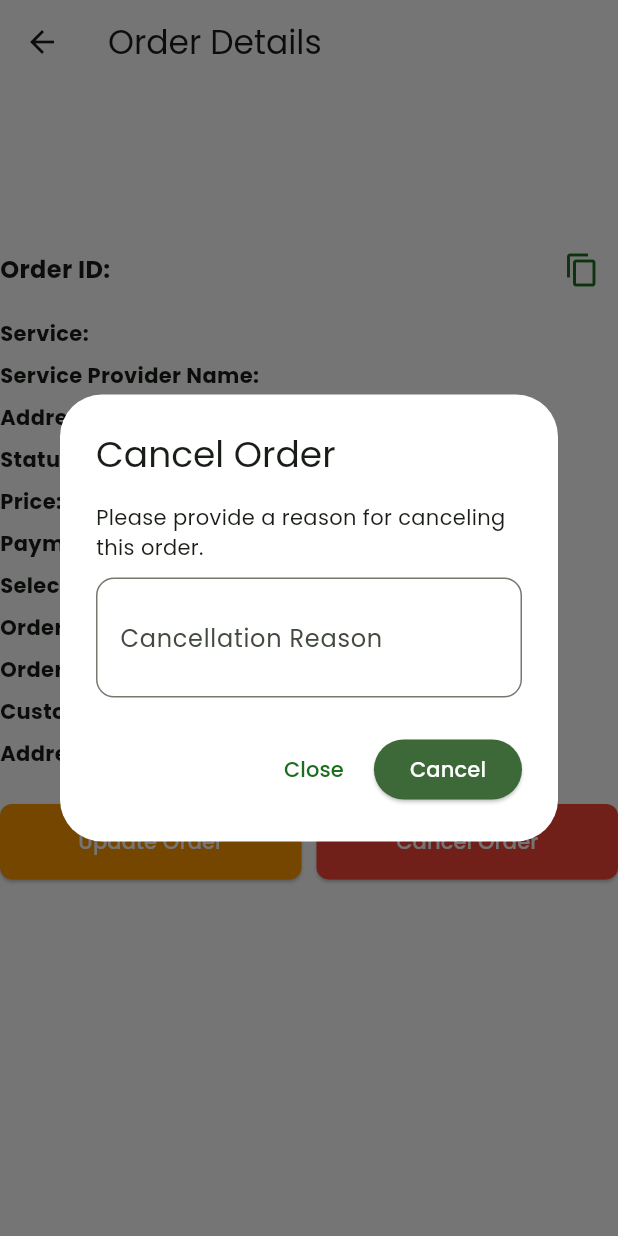
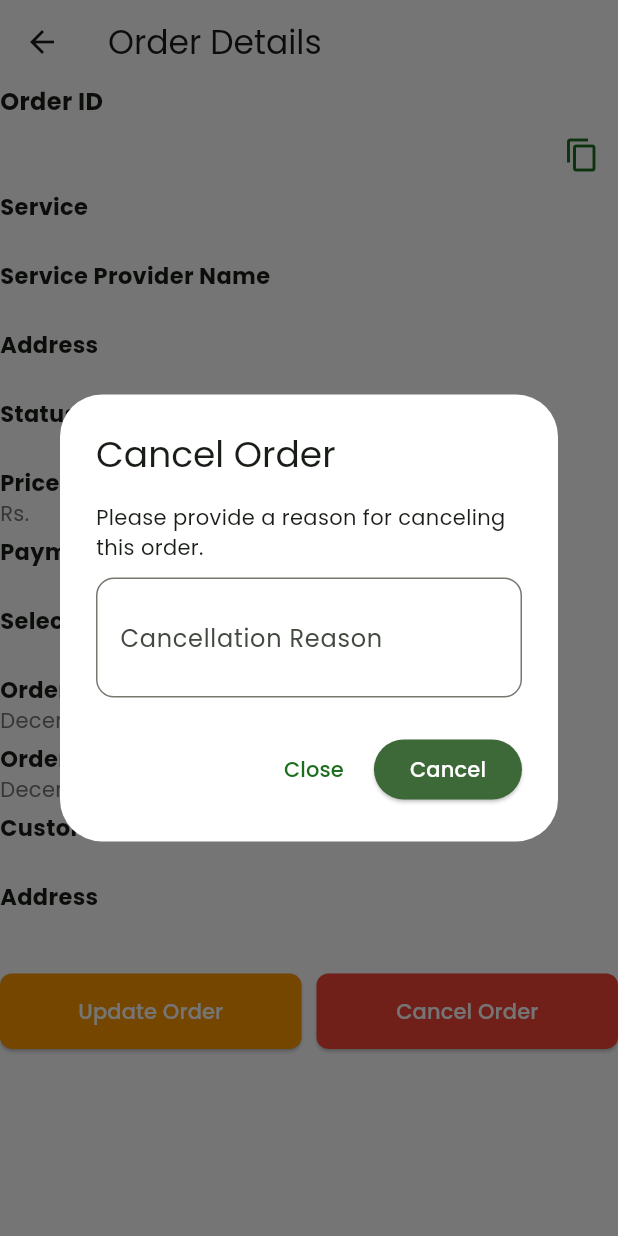
Before and after one commit to offfahad/hire-service-hub, a Flutter app: the OrderDetailsScreen screen opened directly with empty values, after a tap on "Cancel Order", on a phone screen of 412 x 824 dp. Run offline on Flutter 3.47's test engine with Material 3 defaults, Android fonts, the phone set to English and light mode, and no system bars; our stand-ins replace cached_network_image, carousel_slider, connectivity_plus, country_picker, font_awesome_flutter, google_fonts and 8 more; missing offline and left inert: carded; accounts and stored records are empty; network calls fail.

Commit message:
oder details screen modified

```diff
--- a/lib/providers/orders/orders_provider.dart
+++ b/lib/providers/orders/orders_provider.dart
@@ -71,6 +71,11 @@ class OrderProvider with ChangeNotifier {
     }
   }
 
+  void clearOrders() {
+    _orders = null;
+    notifyListeners();
+  }
+
   Future<http.Response> cancelOrder({
     required String orderId,
     required String cancellationReason,
--- a/lib/screens/bottom_navigation_bar.dart
+++ b/lib/screens/bottom_navigation_bar.dart
@@ -74,7 +74,7 @@ class _BottomNavigationBarScreenState extends State<BottomNavigationBarScreen> {
             ),
             onTap: onBottomNavTapped,
             items: <BottomNavigationBarItem>[
-              BottomNavigationBarItem(
+              const BottomNavigationBarItem(
                 // icon: SvgPicture.asset(
                 //   'assets/icons/house.svg',
                 //   color: (currentPageIndex == 0)
@@ -86,7 +86,7 @@ class _BottomNavigationBarScreenState extends State<BottomNavigationBarScreen> {
                 icon: Icon(IconlyLight.home),
                 label: 'Home',
               ),
-              BottomNavigationBarItem(
+              const BottomNavigationBarItem(
                 // icon: SvgPicture.asset(
                 //   'assets/icons/favorite.svg',
                 //   color: (currentPageIndex == 1)
@@ -108,12 +108,12 @@ class _BottomNavigationBarScreenState extends State<BottomNavigationBarScreen> {
                 //   height: MediaQuery.of(context).size.height * 0.035,
                 //   width: MediaQuery.of(context).size.height * 0.035,
                 // ),
-                icon: Icon(IconlyLight.bag),
+                icon: const Icon(IconlyLight.bag),
                 label: authProvider.user!.role!.title == "service_provider"
                     ? "My Orders"
                     : "Placed Orders",
               ),
-              BottomNavigationBarItem(
+              const BottomNavigationBarItem(
                 // icon: SvgPicture.asset(
                 //   'assets/icons/profile.svg',
                 //   color: (currentPageIndex == 3)
--- a/lib/screens/orders/order_detail_screen.dart
+++ b/lib/screens/orders/order_detail_screen.dart
@@ -60,32 +60,41 @@ class OrderCard extends StatelessWidget {
       child: Column(
         crossAxisAlignment: CrossAxisAlignment.start,
         children: [
-          ClipRRect(
-            borderRadius: BorderRadius.circular(8),
-            child: order.service.coverPhoto != null
-                ? Image.network(
-                    '${Constants.baseUrl}${order.service.coverPhoto}',
-                    width: 80,
-                    height: 80,
-                    fit: BoxFit.cover,
-                  )
-                : Image.asset(
-                    'assets/images/content-writer.webp',
-                    width: 80,
-                    height: 80,
-                    fit: BoxFit.cover,
+          // ClipRRect(
+          //   borderRadius: BorderRadius.circular(8),
+          //   child: order.service.coverPhoto != null
+          //       ? Image.network(
+          //           '${Constants.baseUrl}${order.service.coverPhoto}',
+          //           width: 80,
+          //           height: 80,
+          //           fit: BoxFit.cover,
+          //         )
+          //       : Image.asset(
+          //           'assets/images/content-writer.webp',
+          //           width: 80,
+          //           height: 80,
+          //           fit: BoxFit.cover,
+          //         ),
+          // ),
+          // const SizedBox(height: 20),
+          Column(
+            crossAxisAlignment: CrossAxisAlignment.start,
+            children: [
+              const Text(
+                "Order ID",
+                style: TextStyle(
+                  fontSize: 16,
+                  fontWeight: FontWeight.bold,
                 ),
               ),
-          const SizedBox(height: 20),
               Row(
-            mainAxisAlignment: MainAxisAlignment.start,
                 children: [
                   Expanded(
                     child: Text(
-                  'Order ID: ${order.id}',
-                  style: const TextStyle(
-                    fontSize: 16,
-                    fontWeight: FontWeight.bold,
+                      order.id,
+                      style: TextStyle(
+                        fontSize: 14,
+                        color: Colors.grey[600],
                       ),
                     ),
                   ),
@@ -93,58 +102,59 @@ class OrderCard extends StatelessWidget {
                     icon: Icon(Icons.copy, color: AppTheme.fMainColor),
                     onPressed: () {
                       Clipboard.setData(ClipboardData(text: order.id));
-                  showCustomSnackBar(
-                      context, "Order ID copied to clipboard!", Colors.green);
+                      showCustomSnackBar(context,
+                          "Order ID copied to clipboard!", Colors.green);
                     },
                   ),
                 ],
+              )
+            ],
           ),
-          const SizedBox(height: 8),
-          _DetailRow(label: 'Service:', value: order.service.serviceName),
+          _DetailRow(label: 'Service', value: order.service.serviceName),
           if (order.serviceProvider != null) ...[
             _DetailRow(
-                label: 'Service Provider Name: ',
+                label: 'Service Provider Name',
                 value:
                     '${order.serviceProvider!.firstName} ${order.serviceProvider!.lastName}'),
             _DetailRow(
-              label: 'Address:',
+              label: 'Address',
               value: order.serviceProvider!.address.location ?? "Unknown",
             ),
           ] else
             ...[],
-          _DetailRow(label: 'Status:', value: order.orderStatus.toUpperCase()),
+          _DetailRow(label: 'Status', value: order.orderStatus.toUpperCase()),
           if (order.orderStatus == "cancelled") ...[
             _DetailRow(
-                label: 'Cancelled Reason:',
+                label: 'Cancelled Reason',
                 value: order.cancellationReason ?? "Empty"),
           ] else
             ...[],
-          _DetailRow(label: 'Price:', value: 'Rs. ${order.orderPrice}'),
+          _DetailRow(label: 'Price', value: 'Rs. ${order.orderPrice}'),
           _DetailRow(
-              label: 'Payment:', value: order.paymentStatus.toUpperCase()),
+              label: 'Payment', value: order.paymentStatus.toUpperCase()),
           _DetailRow(
-              label: 'Selected Payment Method:',
+              label: 'Selected Payment Method',
               value: order.paymentMethod.toUpperCase()),
           _DetailRow(
-              label: 'Order Placed On:',
+              label: 'Order Placed Date',
               value: formatTime(order.placedAt.toString())),
           _DetailRow(
-              label: 'Order Date:',
-              value: formatTime(order.orderDate.toString())),
+              label: 'Order Date',
+              value: formatDate(order.orderDate.toString())),
           if (order.customer != null) ...[
             _DetailRow(
-                label: 'Customer Name:',
+                label: 'Customer Name',
                 value: order.customer != null
                     ? '${order.customer!.firstName} ${order.customer!.lastName}'
                     : 'N/A'),
             _DetailRow(
-                label: 'Address:',
+                label: 'Address',
                 value: order.customerAddress.location ?? "Unknown"),
           ] else
             ...[],
           if (order.additionalNotes != null &&
               order.additionalNotes!.isNotEmpty)
-            _DetailRow(label: 'Notes:', value: order.additionalNotes!),
+            _DetailRow(label: 'Notes', value: order.additionalNotes!),
           const SizedBox(height: 16),
           _buildActionButtons(context, order),
         ],
@@ -249,19 +259,22 @@ class _DetailRow extends StatelessWidget {
   @override
   Widget build(BuildContext context) {
     return Padding(
-      padding: const EdgeInsets.only(bottom: 8.0),
-      child: Row(
+      padding: const EdgeInsets.only(bottom: 5),
+      child: Column(
         crossAxisAlignment: CrossAxisAlignment.start,
         children: [
           Text(
             label,
-            style: const TextStyle(fontWeight: FontWeight.bold),
+            style: const TextStyle(
+              fontWeight: FontWeight.bold,
+              fontSize: 15,
             ),
-          const SizedBox(width: 8),
-          Expanded(
-            child: Text(
+          ),
+          Text(
             value,
-              style: TextStyle(color: Colors.grey[600]),
+            style: TextStyle(
+              fontSize: 14,
+              color: Colors.grey[600],
             ),
           ),
         ],
@@ -354,7 +367,8 @@ class _CancelOrderDialogState extends State<_CancelOrderDialog> {
             decoration: const InputDecoration(
               labelText: "Cancellation Reason",
               border: OutlineInputBorder(
-                  borderRadius: BorderRadius.all(Radius.circular(12))),
+                borderRadius: BorderRadius.all(Radius.circular(12)),
+              ),
             ),
             maxLines: 2,
           ),
--- a/lib/screens/orders/order_update_screen.dart
+++ b/lib/screens/orders/order_update_screen.dart
@@ -166,7 +166,6 @@ class _OrderUpdateScreenState extends State<OrderUpdateScreen> {
                                     Navigator.pop(
                                         context); // Close dialog/screen
                                     Navigator.pop(context);
-
                                   } else {
                                     // On failure
                                     final responseData =
--- a/lib/screens/orders/orders_screen.dart
+++ b/lib/screens/orders/orders_screen.dart
@@ -24,6 +24,7 @@ class _OrdersScreenState extends State<OrdersScreen> {
   void initState() {
     super.initState();
     WidgetsBinding.instance.addPostFrameCallback((_) {
+      Provider.of<OrderProvider>(context, listen: false).clearOrders();
       Provider.of<OrderProvider>(context, listen: false).fetchMyOrders();
     });
   }
--- a/lib/utils/date_and_time_formatting.dart
+++ b/lib/utils/date_and_time_formatting.dart
@@ -5,6 +5,16 @@ String formatTime(String time) {
     DateTime parserdTime = DateTime.parse(time);
     String formattedTime =
         DateFormat('MMMM d, yyyy, h:mm a').format(parserdTime);
+    return formattedTime;
+  } catch (e) {
+    return "Invalid Date";
+  }
+}
+
+String formatDate(String time) {
+  try {
+    DateTime parserdTime = DateTime.parse(time);
+    String formattedTime = DateFormat('MMMM d, yyyy').format(parserdTime);
     return formattedTime;
   } catch (e) {
     return "Invalid Date";
```
Lines whose indentation alone changed are shown as unchanged.
